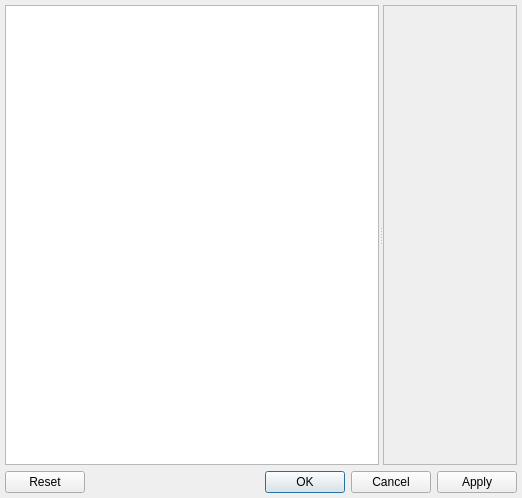
Before: the Qt Designer form src/plugins/optionsmanager/optionsdialog.ui in silvansky/Contacts, drawn with Qt 5.
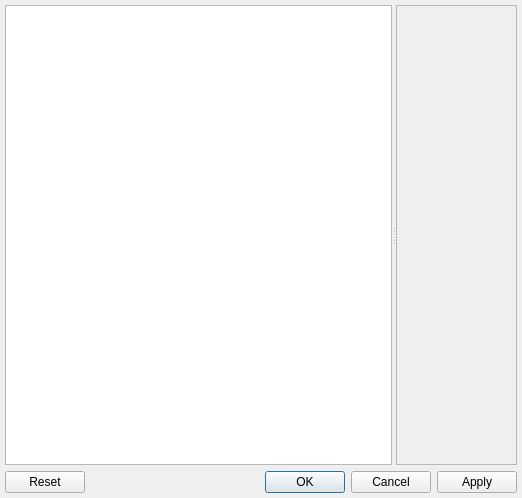
After: the same form once the commit is applied.

The edit to the form file:
```diff
--- a/src/plugins/optionsmanager/optionsdialog.ui
+++ b/src/plugins/optionsmanager/optionsdialog.ui
@@ -46,7 +46,13 @@
       <property name="frameShape">
        <enum>QFrame::StyledPanel</enum>
       </property>
+      <property name="frameShadow">
+       <enum>QFrame::Sunken</enum>
+      </property>
       <layout class="QVBoxLayout" name="verticalLayout_2">
+       <property name="margin">
+        <number>5</number>
+       </property>
        <item>
         <widget class="QLabel" name="lblInfo">
          <property name="textFormat">
@@ -67,8 +73,8 @@
            <rect>
             <x>0</x>
             <y>0</y>
-            <width>111</width>
-            <height>420</height>
+            <width>91</width>
+            <height>422</height>
            </rect>
           </property>
          </widget>
```
Left out of the diff: 3 changed lines with no effect on the pictures.
